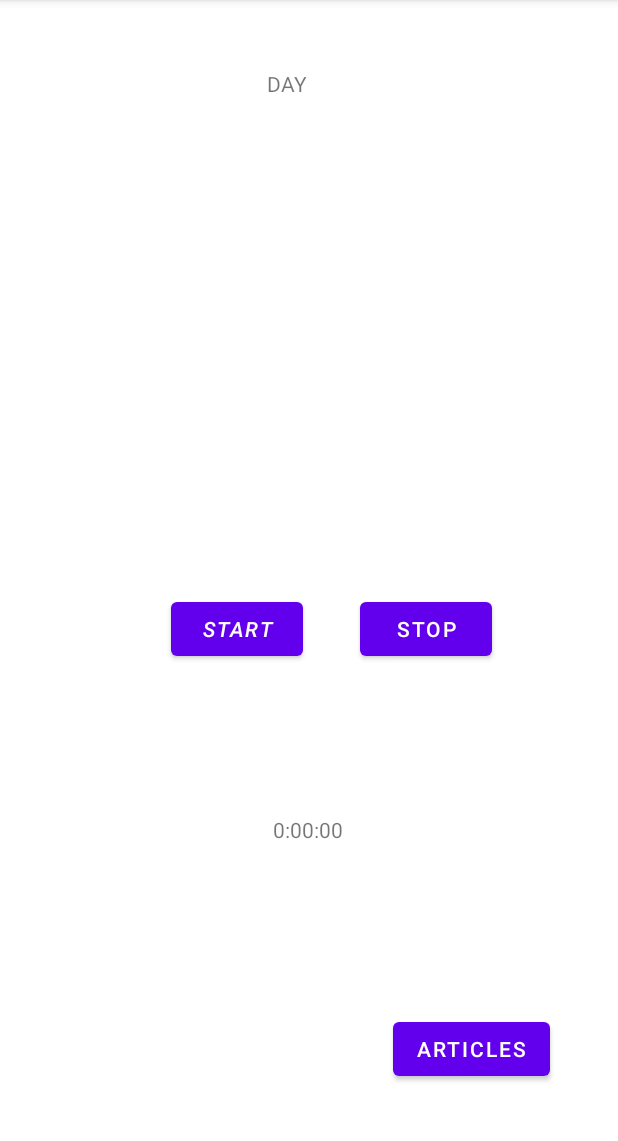
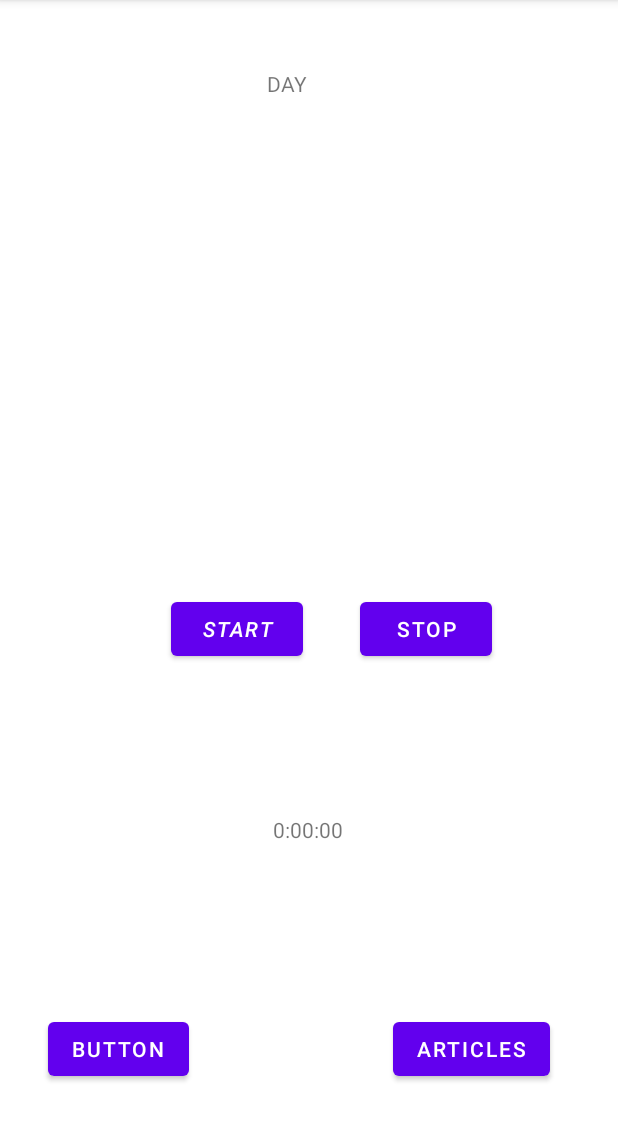
Before and after one commit to ShripadBhat27/FitFreak, an Android app: the screen it shows after launch once a user with an empty profile is signed in (MainActivity), on a phone screen of 412 x 824 dp, the part 84-1225 px from its top. Run offline under Robolectric (Android 15) with nearby library versions, the phone set to English and light mode, and no system bars; our stand-ins replace Firebase (no records; nobody signed in at launch, a user with empty details on screens opened directly); 1 statement that could not run was skipped.

```diff
--- a/app/src/main/res/layout/activity_main.xml
+++ b/app/src/main/res/layout/activity_main.xml
@@ -93,4 +93,14 @@
         app:layout_constraintStart_toStartOf="parent"
         app:layout_constraintTop_toBottomOf="@+id/btn_stop" />
 
+    <Button
+        android:id="@+id/button"
+        android:layout_width="wrap_content"
+        android:layout_height="wrap_content"
+        android:layout_marginStart="32dp"
+        android:layout_marginTop="232dp"
+        android:text="Button"
+        app:layout_constraintStart_toStartOf="parent"
+        app:layout_constraintTop_toBottomOf="@+id/btn_start" />
+
 </androidx.constraintlayout.widget.ConstraintLayout>
```
